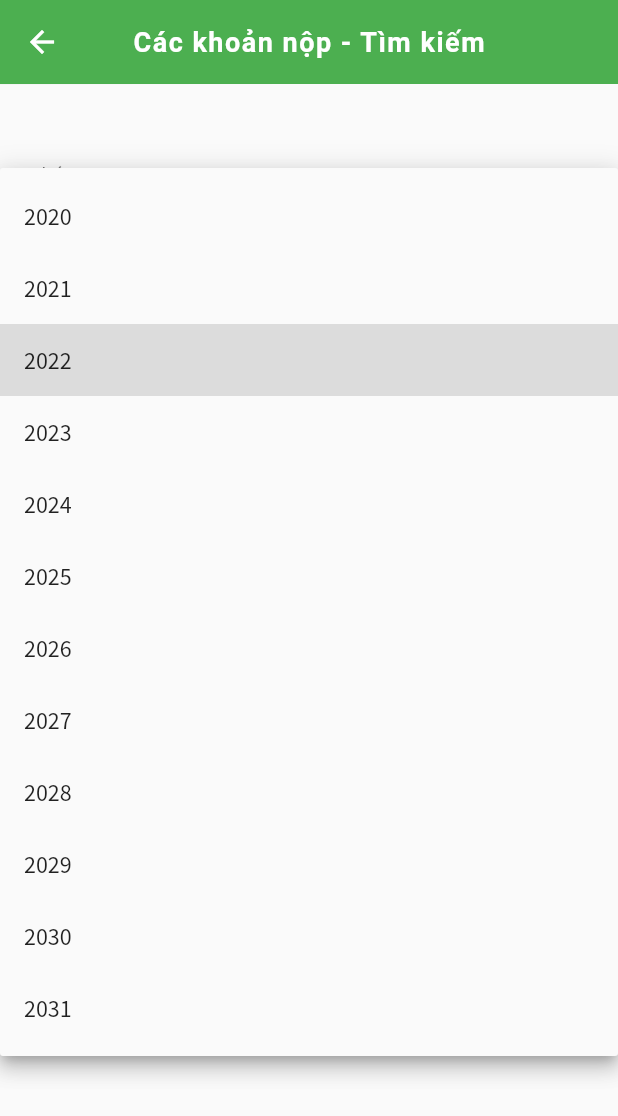
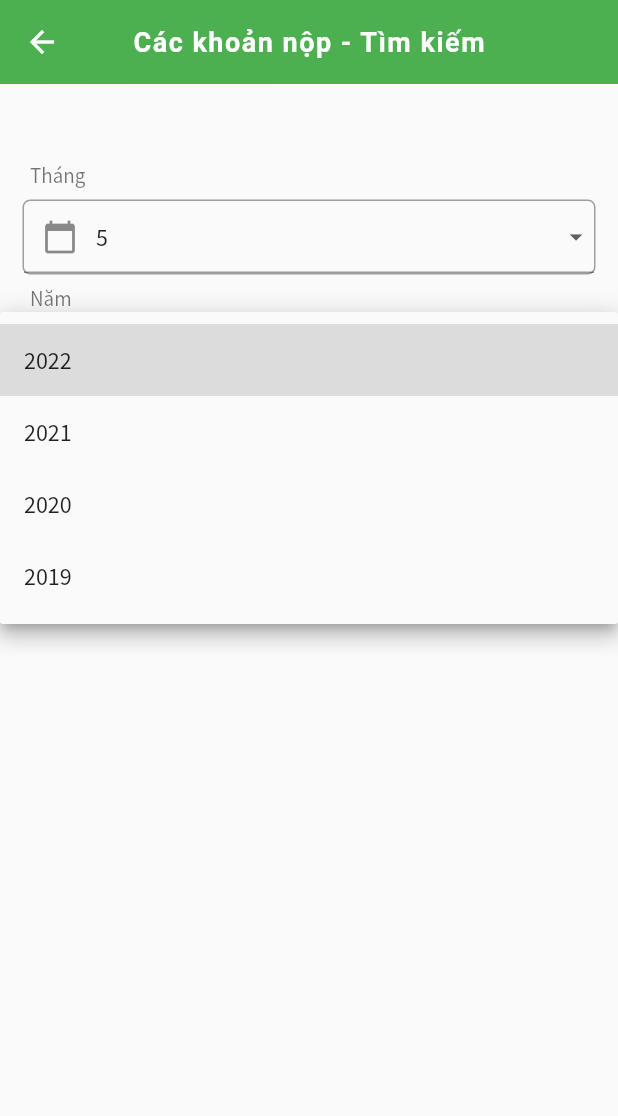
Before and after one commit to polo33333/mmsTN_app, a Flutter app: the RevenuePage screen opened directly, after a tap on "2022", on a phone screen of 412 x 824 dp. Shown: the top 1116 px of the screen. Run offline on Flutter 3.47's test engine with Material 2 defaults, Android fonts, the phone set to English and light mode, and no system bars; our stand-ins replace carousel_slider, flutter_svg, page_transition, shared_preferences; missing offline and left inert: dart:ffi; accounts and stored records are empty; network calls fail; Roboto replaces fonts that are missing (Calibre-Semibold).

Commit message:
Update revenueSearch_page.dart

```diff
--- a/lib/modules/revenue/revenueSearch_page.dart
+++ b/lib/modules/revenue/revenueSearch_page.dart
@@ -1,8 +1,7 @@
 import 'package:flutter/material.dart';
-import 'package:mms_1/configs/themes/app_colors.dart';
-import 'package:mms_1/helpers/report_helper.dart';
-import 'package:mms_1/helpers/revenue_helper.dart';
-import 'package:mms_1/provider/revenue_provider.dart';
+import '../../configs/themes/app_colors.dart';
+import '../../helpers/revenue_helper.dart';
+import '../../provider/revenue_provider.dart';
 import 'package:provider/provider.dart';
 
 class RevenuePage extends StatefulWidget {
@@ -12,14 +11,16 @@ class RevenuePage extends StatefulWidget {
 
 class _RevenuePageState extends State<RevenuePage> {
   GlobalKey<ScaffoldState> _globalKey = GlobalKey();
-  ScrollController _scrollController = ScrollController();
 
   final RevenueHelper _revenue = RevenueHelper();
 
   String _month = DateTime.now().month.toString();
   String _year = DateTime.now().year.toString();
+  final _yearCurr = DateTime.now().year;
 
-  List<String> _monthList = [
+  String selectedValue = DateTime.now().month.toString();
+
+  final List<String> _monthList = [
     '1',
     '2',
     '3',
@@ -33,40 +34,19 @@ class _RevenuePageState extends State<RevenuePage> {
     '11',
     '12'
   ];
-  List<String> _yearList = [
-    '2020',
-    '2021',
-    '2022',
-    '2023',
-    '2024',
-    '2025',
-    '2026',
-    '2027',
-    '2028',
-    '2029',
-    '2030',
-    '2031'
-  ];
 
-  _showSnackbar(String message, {Color bgColor}) {
-    _globalKey.currentState.showSnackBar(
-      SnackBar(
-        content: Text(message),
-        backgroundColor: bgColor ?? Colors.red,
-      ),
-    );
-  }
-
-  _hideSnackbar() {
-    _globalKey.currentState.hideCurrentSnackBar();
-  }
-
-
+  List<String> _yearList = [];
 
   @override
   void initState() {
     super.initState();
 
+    _yearList = [
+      (_yearCurr).toString(),
+      (_yearCurr - 1).toString(),
+      (_yearCurr - 2).toString(),
+      (_yearCurr - 3).toString(),
+    ];
   }
 
   @override
@@ -77,7 +57,7 @@ class _RevenuePageState extends State<RevenuePage> {
         appBar: AppBar(
           elevation: 0.1,
           backgroundColor: AppColors.blue_w500,
-          title: Text(
+          title: const Text(
             'Các khoản nộp - Tìm kiếm',
             style: TextStyle(
               color: Colors.white,
@@ -88,115 +68,109 @@ class _RevenuePageState extends State<RevenuePage> {
             ),
           ),
           centerTitle: true,
-          actions: <Widget>[],
+          actions: const <Widget>[],
         ),
         body: SingleChildScrollView(
             padding: const EdgeInsets.all(10),
             child: Column(
               children: [
-                SizedBox(
+                const SizedBox(
                   height: 40,
                 ),
                 Container(
-                  padding: EdgeInsets.fromLTRB(10.0, 2.0, 10.0, 2.0),
+                  padding: const EdgeInsets.fromLTRB(10.0, 2.0, 10.0, 2.0),
                   alignment: Alignment.centerLeft,
-                  child: Text(
+                  child: const Text(
                     "Tháng",
                     style: TextStyle(color: Colors.black54, fontSize: 14),
                   ),
                 ),
                 Container(
-                  margin: EdgeInsets.all(5.0),
+                  margin: const EdgeInsets.all(5.0),
                   decoration: BoxDecoration(
                       border: Border.all(color: Colors.grey),
                       borderRadius: BorderRadius.circular(5.0)),
                   child: DropdownButtonFormField<String>(
-                    decoration: InputDecoration(
+                      decoration: const InputDecoration(
                         prefixIcon: Icon(Icons.calendar_today),
                       ),
-                    icon: Icon(
+                      icon: const Icon(
                         Icons.arrow_drop_down,
                         size: 20.09,
                       ),
-                    hint: Text("Vui lòng chọn chợ..."),
                       isExpanded: false,
                       value: _month,
                       items: _monthList.map((String val) {
-                      return new DropdownMenuItem<String>(
+                        return DropdownMenuItem<String>(
                           value: val,
-                        child: new Text(val),
+                          child: Text(val),
                         );
                       }).toList(),
                       onChanged: (newVal) {
                         _month = newVal;
-                        this.setState(() {});
-                      }
-                  ),
+                        setState(() {});
+                      }),
                 ),
                 Container(
-                  padding: EdgeInsets.fromLTRB(10.0, 2.0, 10.0, 2.0),
+                  padding: const EdgeInsets.fromLTRB(10.0, 2.0, 10.0, 2.0),
                   alignment: Alignment.centerLeft,
-                  child: Text(
+                  child: const Text(
                     "Năm",
                     style: TextStyle(color: Colors.black54, fontSize: 14),
                   ),
                 ),
                 Container(
-                  margin: EdgeInsets.all(5.0),
+                  margin: const EdgeInsets.all(5.0),
                   decoration: BoxDecoration(
                       border: Border.all(color: Colors.grey),
                       borderRadius: BorderRadius.circular(5.0)),
                   child: DropdownButtonFormField<String>(
-                      decoration: InputDecoration(
+                      decoration: const InputDecoration(
                         prefixIcon: Icon(Icons.calendar_today),
                       ),
-                      icon: Icon(
+                      icon: const Icon(
                         Icons.arrow_drop_down,
                         size: 20.09,
                       ),
                       isExpanded: true,
                       value: _year,
                       items: _yearList.map((String val) {
-                        return new DropdownMenuItem<String>(
+                        return DropdownMenuItem<String>(
                           value: val,
-                          child: new Text(val),
+                          child: Text(val),
                         );
                       }).toList(),
                       onChanged: (newVal) {
                         _year = newVal;
-                        this.setState(() {});
+                        setState(() {});
                       }),
                 ),
-                SizedBox(
+                const SizedBox(
                   width: double.infinity,
                   height: 20,
                 ),
                 Container(
                   width: double.infinity,
-                  margin: EdgeInsets.all(5.0),
+                  margin: const EdgeInsets.all(5.0),
                   height: 50,
                   child: ElevatedButton(
                       onPressed: () {
-                        _revenue
-                            .Search(int.parse(_month), int.parse(_year))
+                        _revenue.Search(int.parse(_month), int.parse(_year))
                             .then((result) {
-
-                          if (result != null)  {
-
-                            var pr = Provider.of<RevenueProvider>(context, listen: false);
+                          if (result != null) {
+                            var pr = Provider.of<RevenueProvider>(context,
+                                listen: false);
                             pr.setRevenueList(result.data, notify: false);
 
-                            Navigator.of(context).pushNamed(
-                                '/revenueDetail');
+                            Navigator.of(context).pushNamed('/revenueDetail');
                           }
                         });
-                        // Navigator.of(context).pushNamed(
-                        //     '/revenueDetail');
                       },
-                      child: new Text("Tìm kiếm"),
                       style: ElevatedButton.styleFrom(
                           primary: AppColors.red // This is what you need!
-                          )),
+                          ),
+                      child: const Text("Tìm kiếm",
+                          style: TextStyle(fontSize: 18))),
                 )
               ],
             )));
```
Lines whose indentation alone changed are shown as unchanged.
